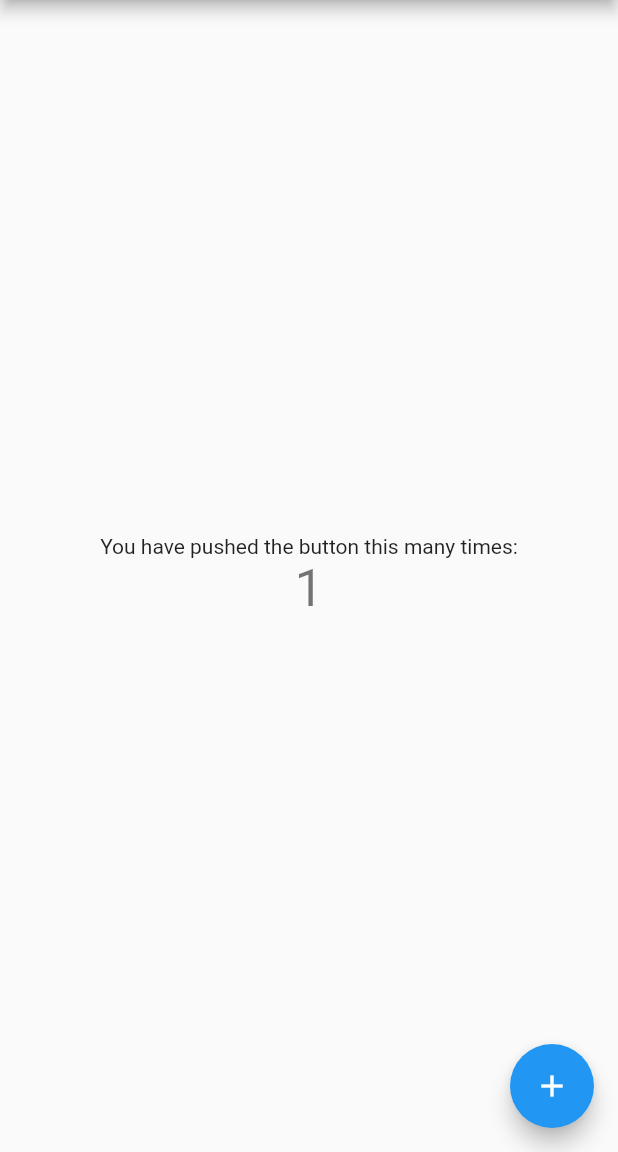
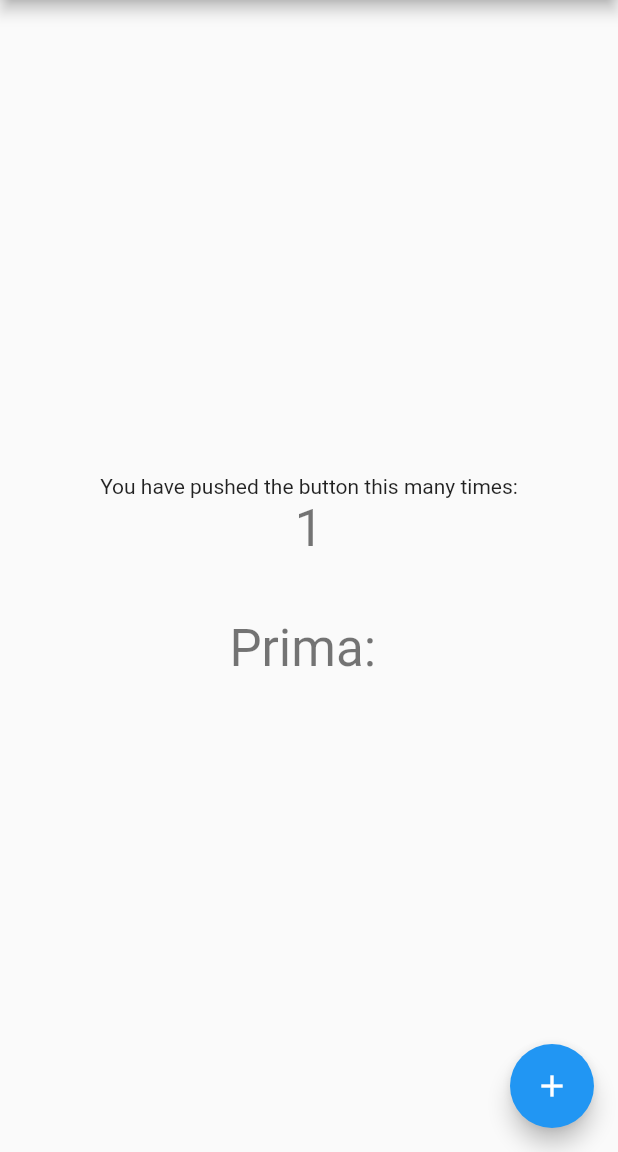
Before and after one commit to sensze/flutter_apps, a Flutter app: the screen it shows after launch, after a tap on the "add" icon, on a phone screen of 412 x 824 dp, the part 84-1236 px from its top. Run offline on Flutter 3.47's test engine with Material 2 defaults, Android fonts, the phone set to English and light mode, and no system bars.

Commit message:
latihan n tugas

```diff
--- a/lib/main.dart
+++ b/lib/main.dart
@@ -49,6 +49,8 @@ class MyHomePage extends StatefulWidget {
 
 class _MyHomePageState extends State<MyHomePage> {
   int _counter = 0;
+  String _text = 'Ketuk untuk menampilkan hasil ';
+  String text2 = 'Prima: ';
 
   void _incrementCounter() {
     setState(() {
@@ -58,6 +60,41 @@ class _MyHomePageState extends State<MyHomePage> {
       // _counter without calling setState(), then the build method would not be
       // called again, and so nothing would appear to happen.
       _counter++;
+      _text = '';
+
+
+      //pengkondisian counter
+      if(_counter > 100){
+        _counter = 1;
+        // text2 = 'Prima: ';
+      }
+
+      //Bilangan Ganjil Genap
+      // if(_counter%2 == 0){
+      //   _text = "Genap";
+      // }else{
+      //   _text = "Ganjil";
+      // }
+
+      //Bilangan Kelipatan 6
+      // for (int i = 1; i <= _counter; i++){
+      //   if(i % 3 == 0 && i % 2 == 0) {
+      //     _text += '$i, ';
+      //   }
+      // }
+
+      //Bilangan Prima
+      int pembagi = 0;
+      for(int i = 1; i <= _counter; i++){
+        if(_counter%i == 0){
+          pembagi++;
+        }
+      }
+
+      if(pembagi==2){
+        text2+='${_counter}, ';
+      }
+
     });
   }
 
@@ -102,12 +139,21 @@ class _MyHomePageState extends State<MyHomePage> {
               '$_counter',
               style: Theme.of(context).textTheme.headline4,
             ),
+            Text(
+              _text,
+              style: Theme.of(context).textTheme.headline4,
+            ),
+            Text(
+              text2,
+              style: Theme.of(context).textTheme.headline4,
+            ),
+
           ],
         ),
       ),
       floatingActionButton: FloatingActionButton(
         onPressed: _incrementCounter,
-        tooltip: 'Increment',
+        tooltip: 'Tambahkan',
         child: const Icon(Icons.add),
       ), // This trailing comma makes auto-formatting nicer for build methods.
     );
```
